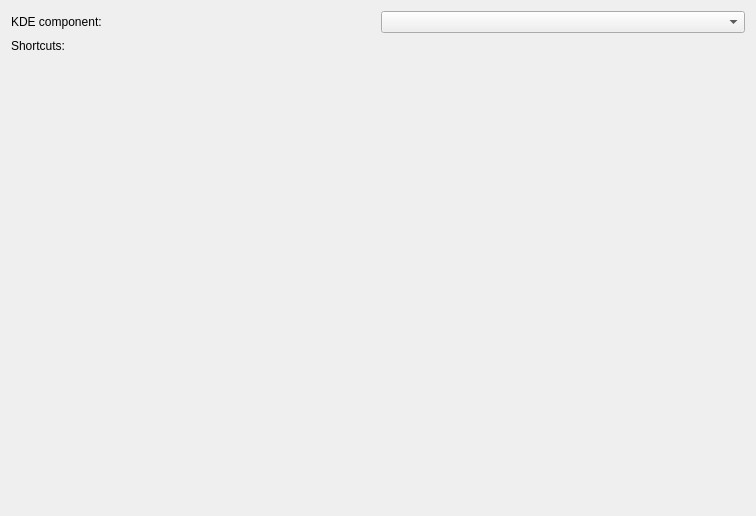
Qt form kcontrol/keys/kglobalshortcutseditor.ui (mgottschlag/kwin-tiling) before a commit.
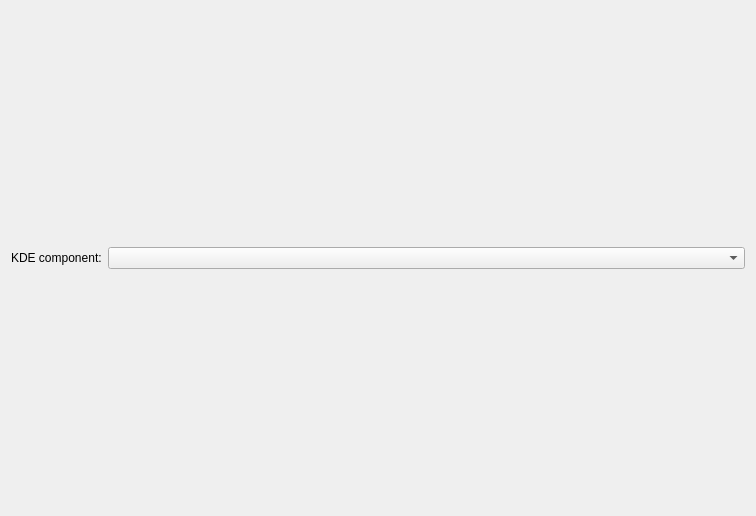
The same form after that commit. Custom widgets are drawn as their Qt base class.

Commit message: I removed the "Shortcut:" label. I think everyone agreed it took to much screen estate.

```diff
--- a/kcontrol/keys/kglobalshortcutseditor.ui
+++ b/kcontrol/keys/kglobalshortcutseditor.ui
@@ -9,26 +9,27 @@
     <height>516</height>
    </rect>
   </property>
-  <layout class="QGridLayout" >
-   <item row="0" column="0" >
+  <layout class="QVBoxLayout" name="verticalLayout" >
+   <item>
+    <layout class="QHBoxLayout" name="horizontalLayout" >
+     <item>
     <widget class="QLabel" name="label" >
      <property name="text" >
       <string>KDE component:</string>
      </property>
     </widget>
    </item>
-   <item row="0" column="1" >
-    <widget class="KComboBox" name="components" />
-   </item>
-   <item row="1" column="0" >
-    <widget class="QLabel" name="label_2" >
-     <property name="text" >
-      <string>Shortcuts:</string>
-     </property>
-     <property name="alignment" >
-      <set>Qt::AlignLeading|Qt::AlignLeft|Qt::AlignTop</set>
-     </property>
-    </widget>
+     <item>
+      <widget class="KComboBox" name="components" >
+       <property name="sizePolicy" >
+        <sizepolicy vsizetype="Fixed" hsizetype="Expanding" >
+         <horstretch>0</horstretch>
+         <verstretch>0</verstretch>
+        </sizepolicy>
+       </property>
+      </widget>
+     </item>
+    </layout>
    </item>
   </layout>
  </widget>
```
Left out of the diff: 1 changed line with no effect on the pictures. Lines whose indentation alone changed are shown as unchanged. The commit also changes 1 other file.
